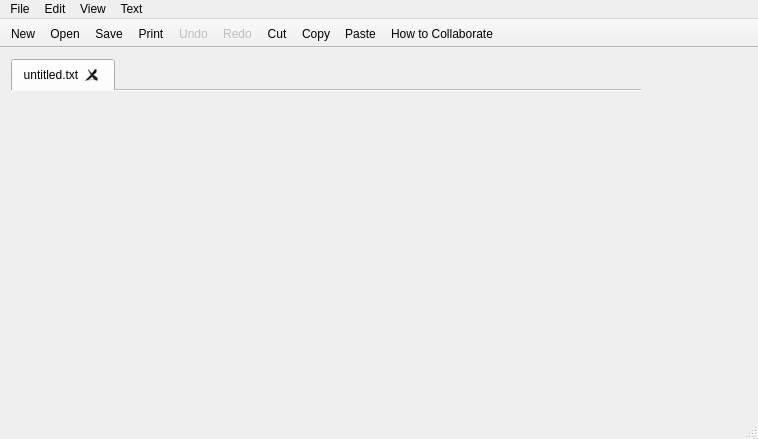
Rolisteam/rolisteam, file client/sharededitor/sharednote.ui: the form before one commit.
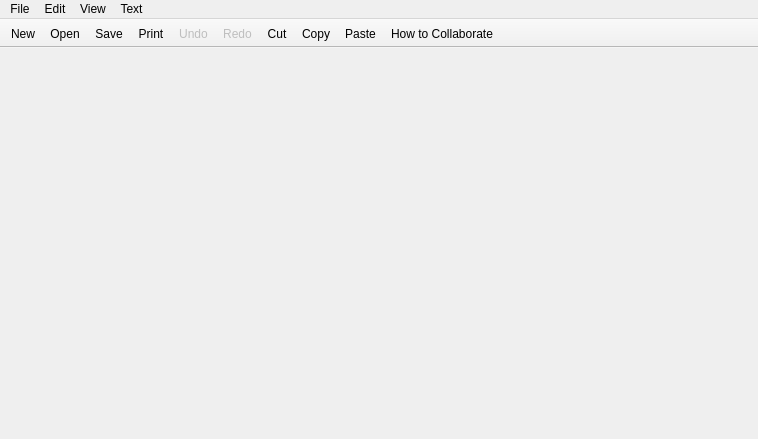
The form after the commit. Icons and pictures are not drawn.

What changed in the file:
```diff
--- a/client/sharededitor/sharednote.ui
+++ b/client/sharededitor/sharednote.ui
@@ -23,30 +23,6 @@
    <layout class="QVBoxLayout" name="verticalLayout">
     <item>
      <layout class="QHBoxLayout" name="horizontalLayout">
-      <item>
-       <widget class="QTabWidget" name="tabWidget">
-        <property name="currentIndex">
-         <number>0</number>
-        </property>
-        <property name="usesScrollButtons">
-         <bool>true</bool>
-        </property>
-        <property name="documentMode">
-         <bool>true</bool>
-        </property>
-        <property name="tabsClosable">
-         <bool>true</bool>
-        </property>
-        <property name="movable">
-         <bool>true</bool>
-        </property>
-        <widget class="QWidget" name="tab">
-         <attribute name="title">
-          <string>untitled.txt</string>
-         </attribute>
-        </widget>
-       </widget>
-      </item>
       <item>
        <widget class="QWidget" name="m_documentSupport" native="true">
         <property name="minimumSize">
@@ -156,7 +132,6 @@
    <addaction name="actionEdit_Paste"/>
    <addaction name="actionHelp_How_to_Collaborate"/>
   </widget>
-  <widget class="QStatusBar" name="statusBar"/>
   <action name="actionFile_Open">
    <property name="icon">
     <iconset resource="cahootsresc.qrc">
```
Left out of the diff: 26 changed lines with no effect on the pictures.
